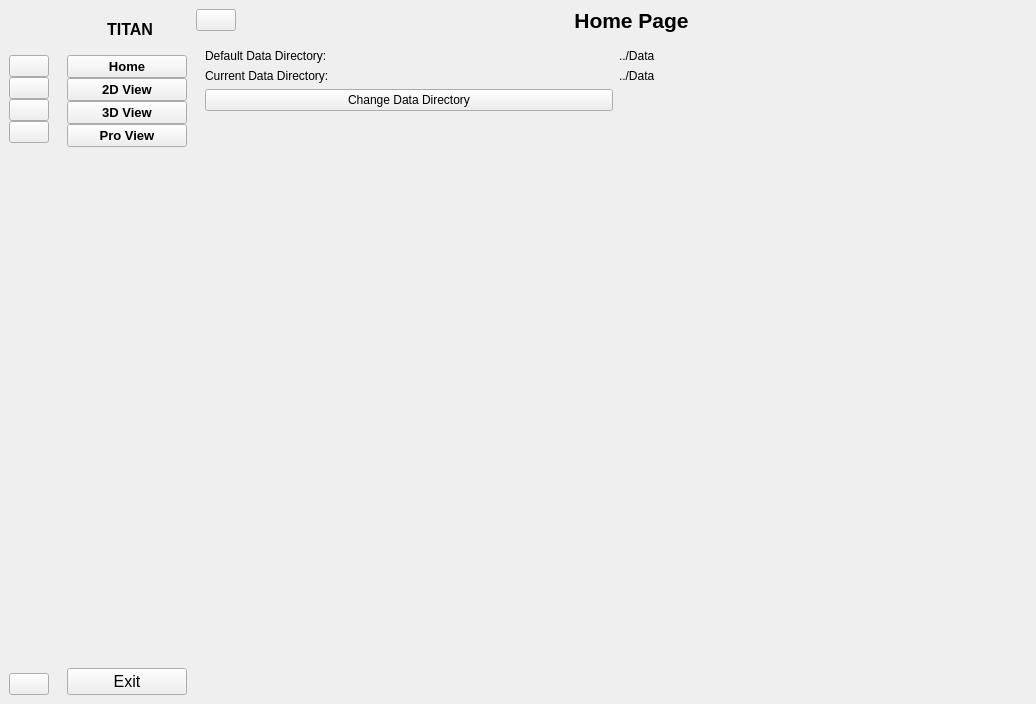
Above: src/Frontend.ui from dangnguyenphuc/storm-visualizer before the change. Below: the same form after it.
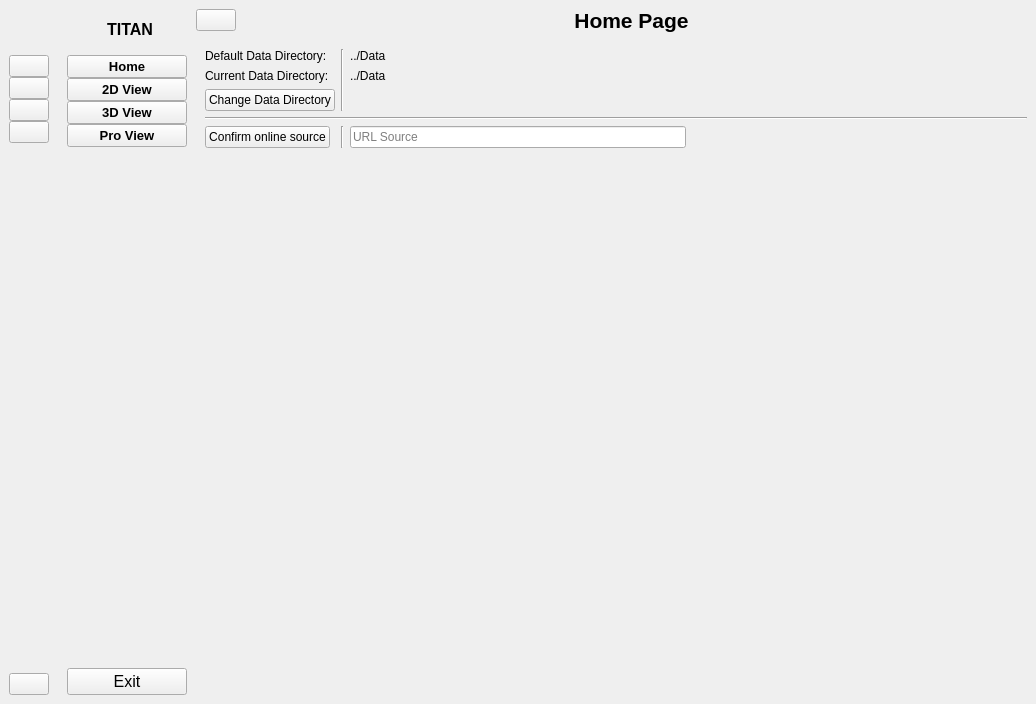
That is the form after the change. The open tabs and pages were chosen to show the change. Icons and pictures are not drawn.

Patch:
```diff
--- a/src/Frontend.ui
+++ b/src/Frontend.ui
@@ -160,20 +160,32 @@
                  </property>
                 </widget>
                </item>
-               <item row="1" column="1">
-                <widget class="QLabel" name="curData">
+               <item row="4" column="2">
+                <widget class="QLineEdit" name="url">
                  <property name="sizePolicy">
                   <sizepolicy hsizetype="Preferred" vsizetype="Fixed">
                    <horstretch>0</horstretch>
                    <verstretch>0</verstretch>
                   </sizepolicy>
                  </property>
-                 <property name="text">
-                  <string>../Data</string>
+                 <property name="minimumSize">
+                  <size>
+                   <width>300</width>
+                   <height>0</height>
+                  </size>
+                 </property>
+                 <property name="maximumSize">
+                  <size>
+                   <width>400</width>
+                   <height>16777215</height>
+                  </size>
+                 </property>
+                 <property name="placeholderText">
+                  <string>URL Source</string>
                  </property>
                 </widget>
                </item>
-               <item row="0" column="1">
+               <item row="0" column="2">
                 <widget class="QLabel" name="defaultDirData">
                  <property name="sizePolicy">
                   <sizepolicy hsizetype="Preferred" vsizetype="Fixed">
@@ -201,12 +213,58 @@
                </item>
                <item row="2" column="0">
                 <widget class="QPushButton" name="changeDirData">
+                 <property name="sizePolicy">
+                  <sizepolicy hsizetype="Fixed" vsizetype="Fixed">
+                   <horstretch>0</horstretch>
+                   <verstretch>0</verstretch>
+                  </sizepolicy>
+                 </property>
                  <property name="text">
                   <string>Change Data Directory</string>
                  </property>
                 </widget>
                </item>
-               <item row="3" column="0">
+               <item row="1" column="2">
+                <widget class="QLabel" name="curData">
+                 <property name="sizePolicy">
+                  <sizepolicy hsizetype="Preferred" vsizetype="Fixed">
+                   <horstretch>0</horstretch>
+                   <verstretch>0</verstretch>
+                  </sizepolicy>
+                 </property>
+                 <property name="text">
+                  <string>../Data</string>
+                 </property>
+                </widget>
+               </item>
+               <item row="4" column="0">
+                <widget class="QPushButton" name="actionOpenURL">
+                 <property name="sizePolicy">
+                  <sizepolicy hsizetype="Fixed" vsizetype="Fixed">
+                   <horstretch>0</horstretch>
+                   <verstretch>0</verstretch>
+                  </sizepolicy>
+                 </property>
+                 <property name="text">
+                  <string>Confirm online source</string>
+                 </property>
+                </widget>
+               </item>
+               <item row="3" column="0" colspan="4">
+                <widget class="Line" name="line_3">
+                 <property name="orientation">
+                  <enum>Qt::Horizontal</enum>
+                 </property>
+                </widget>
+               </item>
+               <item row="0" column="1" rowspan="3">
+                <widget class="Line" name="line_4">
+                 <property name="orientation">
+                  <enum>Qt::Vertical</enum>
+                 </property>
+                </widget>
+               </item>
+               <item row="5" column="0">
                 <spacer name="verticalSpacer_3">
                  <property name="orientation">
                   <enum>Qt::Vertical</enum>
@@ -219,6 +277,13 @@
                  </property>
                 </spacer>
                </item>
+               <item row="4" column="1">
+                <widget class="Line" name="line_5">
+                 <property name="orientation">
+                  <enum>Qt::Vertical</enum>
+                 </property>
+                </widget>
+               </item>
               </layout>
              </item>
             </layout>
```
Left out of the diff: 130 changed lines with no effect on the pictures.
